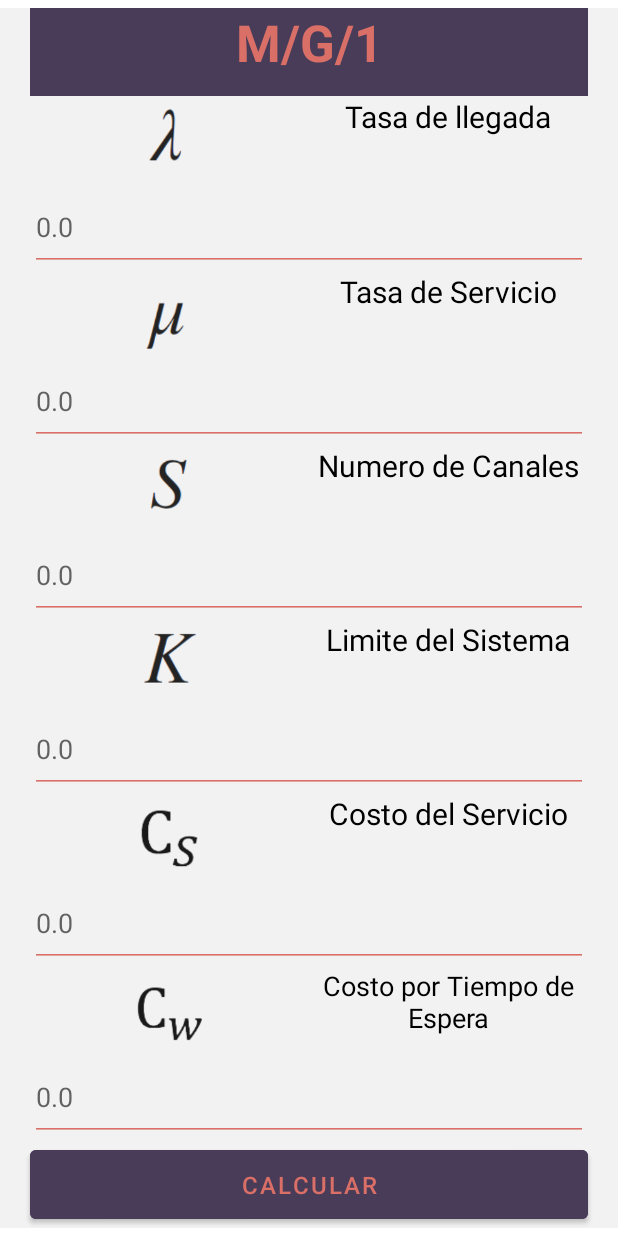
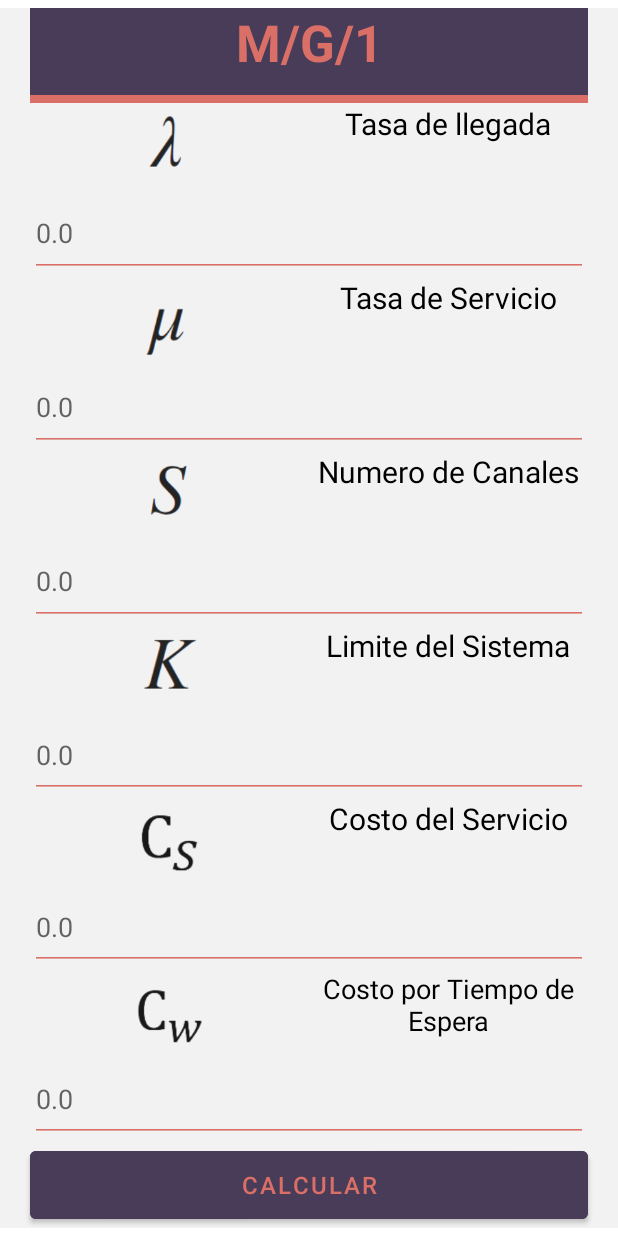
Before and after one commit to Fer-Romero96/TeoriaDeFilas, an Android app: the MG1MenuFragment screen opened through its navigation route, on a phone screen of 412 x 824 dp. Run offline under Robolectric (Android 15) with nearby library versions, the phone set to English and light mode, and no system bars.

Commit message:
Se agrego una linea horizontal en los menus

```diff
--- a/app/src/main/res/layout/fragment_m_g1_menu.xml
+++ b/app/src/main/res/layout/fragment_m_g1_menu.xml
@@ -26,6 +26,13 @@
             android:textColor="@color/naranja"
             android:textSize="34sp"
             android:textStyle="bold" />
+
+        <View
+            android:layout_width="match_parent"
+            android:layout_height="5dp"
+            android:layout_marginLeft="20dp"
+            android:layout_marginRight="20dp"
+            android:background="@color/naranja" />
 
         <LinearLayout
             android:layout_width="match_parent"
--- a/app/src/main/res/layout/fragment_m_m1_model.xml
+++ b/app/src/main/res/layout/fragment_m_m1_model.xml
@@ -363,4 +363,5 @@
             android:layout_marginRight="20dp"
             android:background="@color/naranja" />
     </LinearLayout>
+
 </androidx.constraintlayout.widget.ConstraintLayout>
```
Also changed, not shown: app/src/main/res/layout/fragment_m_m1_menu.xml (+7 -0 lines), app/src/main/res/layout/fragment_m_m_s_menu.xml (+7 -0 lines), app/src/main/res/layout/fragment_m_ms_k_menu.xml (+7 -0 lines).
